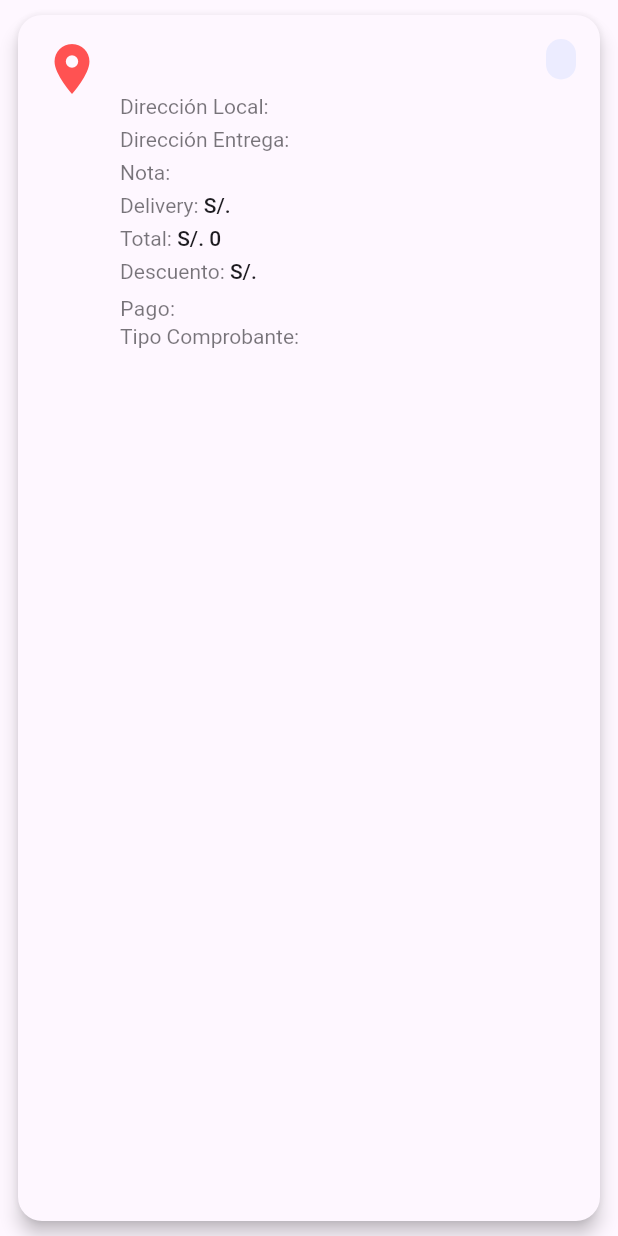
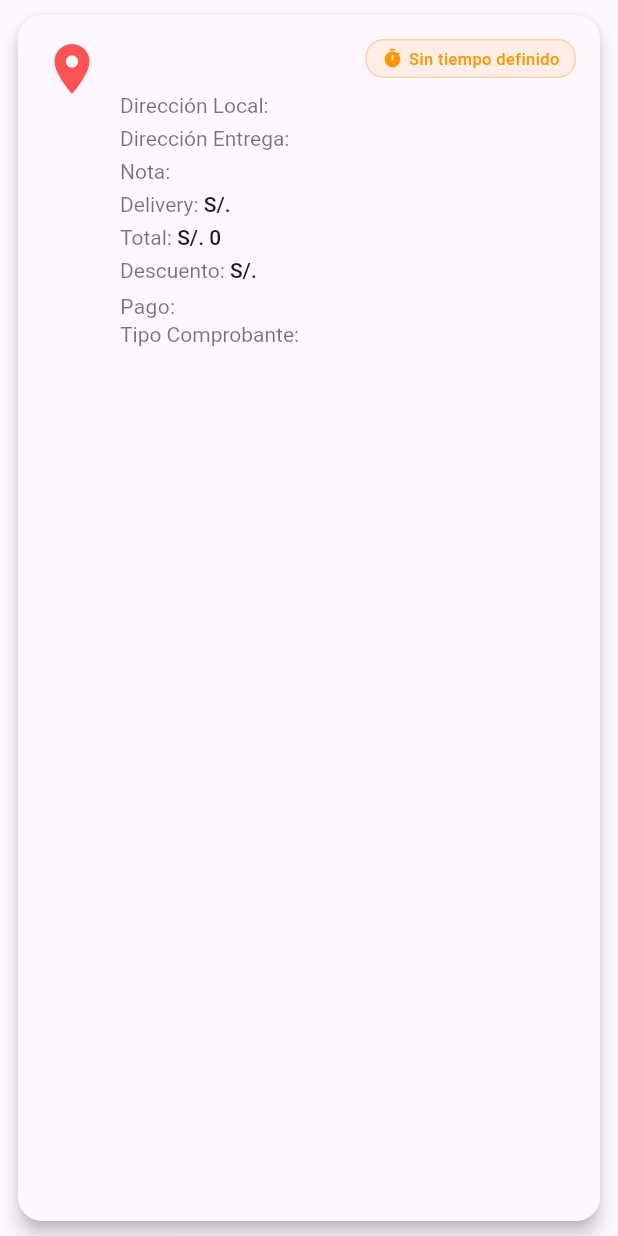
Before and after one commit to Yuri-cmd/truelovebiker, a Flutter app: the PedidoCard widget shown alone on an empty page, opened directly with empty values, on a phone screen of 412 x 824 dp. Run offline on Flutter 3.47's test engine with Material 3 defaults, Android fonts, the phone set to English and light mode, and no system bars; our stand-ins replace animate_do, dio, firebase_core, firebase_messaging, flutter_local_notifications, flutter_map and 5 more; missing offline and left inert: screen_protector; accounts and stored records are empty; network calls fail.

Commit message:
feat: Enhance PedidoCard with timer functionality and improved time display

```diff
--- a/lib/components/pedidos_card.dart
+++ b/lib/components/pedidos_card.dart
@@ -1,18 +1,104 @@
+import 'dart:async';
 import 'package:flutter/material.dart';
 import 'package:truelovebiker/helpers/image_helper.dart';
 
-class PedidoCard extends StatelessWidget {
+class PedidoCard extends StatefulWidget {
   final Map<String, dynamic> pedido;
   final VoidCallback onTap;
 
   const PedidoCard({super.key, required this.pedido, required this.onTap});
 
   @override
+  State<PedidoCard> createState() => _PedidoCardState();
+}
+
+class _PedidoCardState extends State<PedidoCard> {
+  Timer? _counterTimer;
+
+  @override
+  void initState() {
+    super.initState();
+    // Actualizar el contador cada minuto
+    _counterTimer = Timer.periodic(const Duration(minutes: 1), (timer) {
+      if (mounted) {
+        setState(() {
+          // Forzar rebuild para actualizar el tiempo restante
+        });
+      }
+    });
+  }
+
+  @override
+  void dispose() {
+    _counterTimer?.cancel();
+    super.dispose();
+  }
+
+  String _formatearTiempoRestante(String? fechaInicio, dynamic tiempoDuracion) {
+    if (fechaInicio == null || fechaInicio.isEmpty || tiempoDuracion == null) {
+      return 'Sin tiempo definido';
+    }
+
+    try {
+      // Parsear la fecha de inicio
+      DateTime fechaInicioDateTime;
+
+      // Intentar diferentes formatos de fecha
+      try {
+        fechaInicioDateTime = DateTime.parse(fechaInicio);
+      } catch (e) {
+        // Si falla, intentar con formato personalizado o usar la fecha actual
+        return 'Formato de fecha inválido';
+      }
+
+      DateTime ahora = DateTime.now();
+
+      // Convertir duración a minutos
+      int duracionMinutos = 0;
+      if (tiempoDuracion is String) {
+        duracionMinutos = int.tryParse(tiempoDuracion) ?? 0;
+      } else if (tiempoDuracion is int) {
+        duracionMinutos = tiempoDuracion;
+      } else if (tiempoDuracion is double) {
+        duracionMinutos = tiempoDuracion.round();
+      }
+
+      if (duracionMinutos <= 0) return 'Sin tiempo definido';
+
+      // Calcular tiempo transcurrido desde el inicio
+      Duration tiempoTranscurrido = ahora.difference(fechaInicioDateTime);
+      int minutosTranscurridos = tiempoTranscurrido.inMinutes;
+
+      // Calcular tiempo restante
+      int minutosRestantes = duracionMinutos - minutosTranscurridos;
+
+      if (minutosRestantes <= 0) {
+        return 'Tiempo vencido';
+      }
+
+      // Formatear tiempo restante
+      if (minutosRestantes < 60) {
+        return '${minutosRestantes}m restantes';
+      } else {
+        int horas = minutosRestantes ~/ 60;
+        int minutos = minutosRestantes % 60;
+        if (minutos > 0) {
+          return '${horas}h ${minutos}m restantes';
+        } else {
+          return '${horas}h restantes';
+        }
+      }
+    } catch (e) {
+      return 'Error de tiempo';
+    }
+  }
+
+  @override
   Widget build(BuildContext context) {
     final colorScheme = Theme.of(context).colorScheme;
 
     return GestureDetector(
-      onTap: onTap,
+      onTap: widget.onTap,
       child: Card(
         margin: const EdgeInsets.symmetric(vertical: 10, horizontal: 12),
         elevation: 5,
@@ -35,7 +121,7 @@ class PedidoCard extends StatelessWidget {
                       children: [
                         Expanded(
                           child: Text(
-                            pedido['local'] ?? 'Sin nombre',
+                            widget.pedido['local'] ?? 'Sin nombre',
                             style: TextStyle(
                               fontSize: 18,
                               fontWeight: FontWeight.bold,
@@ -44,6 +130,48 @@ class PedidoCard extends StatelessWidget {
                             overflow: TextOverflow.ellipsis,
                           ),
                         ),
+                        // Mostrar tiempo restante si hay fecha de inicio
+                        if (widget.pedido['fecha_inicio'] != null || widget.pedido['actualizado'] != null)
+                          Container(
+                            padding: const EdgeInsets.symmetric(
+                              horizontal: 10,
+                              vertical: 4,
+                            ),
+                            decoration: BoxDecoration(
+                              color: Colors.orange.withAlpha(
+                                (0.1 * 255).toInt(),
+                              ),
+                              borderRadius: BorderRadius.circular(12),
+                              border: Border.all(
+                                color: Colors.orange.withAlpha((0.3 * 255).toInt()),
+                              ),
+                            ),
+                            child: Row(
+                              mainAxisSize: MainAxisSize.min,
+                              children: [
+                                const Icon(
+                                  Icons.timer,
+                                  size: 14,
+                                  color: Colors.orange,
+                                ),
+                                const SizedBox(width: 4),
+                                Text(
+                                  _formatearTiempoRestante(
+                                    widget.pedido['fecha_inicio']?.toString() ??
+                                    widget.pedido['actualizado']?.toString(),
+                                    widget.pedido['tiempo'],
+                                  ),
+                                  style: const TextStyle(
+                                    fontSize: 11,
+                                    fontWeight: FontWeight.w500,
+                                    color: Colors.orange,
+                                  ),
+                                ),
+                              ],
+                            ),
+                          )
+                        else
+                          // Fallback: mostrar tiempo estimado original
                           Container(
                             padding: const EdgeInsets.symmetric(
                               horizontal: 10,
@@ -56,8 +184,8 @@ class PedidoCard extends StatelessWidget {
                               borderRadius: BorderRadius.circular(12),
                             ),
                             child: Text(
-                            pedido['tiempo'].toString(),
-                            style: TextStyle(
+                              '${widget.pedido['tiempo'] ?? '0'}m estimado',
+                              style: const TextStyle(
                                 fontSize: 13,
                                 fontWeight: FontWeight.bold,
                                 color: Colors.blueAccent,
@@ -71,28 +199,28 @@ class PedidoCard extends StatelessWidget {
                     _buildInfoLine(
                       context,
                       'Dirección Local',
-                      pedido['direccion_local'],
+                      widget.pedido['direccion_local'],
                     ),
                     _buildInfoLine(
                       context,
                       'Dirección Entrega',
-                      pedido['direccion_entrega'],
+                      widget.pedido['direccion_entrega'],
                     ),
-                    _buildInfoLine(context, 'Nota', pedido['nota']),
+                    _buildInfoLine(context, 'Nota', widget.pedido['nota']),
                     _buildInfoLine(
                       context,
                       'Delivery',
-                      'S/. ${pedido['precio_delivery']}',
+                      'S/. ${widget.pedido['precio_delivery']}',
                     ),
                     _buildInfoLine(
                       context,
                       'Total',
-                      'S/. ${pedido['total'].toString()}',
+                      'S/. ${widget.pedido['total'].toString()}',
                     ),
                     _buildInfoLine(
                       context,
                       'Descuento',
-                      'S/. ${pedido['descuento'].toString()}',
+                      'S/. ${widget.pedido['descuento'].toString()}',
                     ),
                     /// Método de pago + ícono
                     Row(
@@ -107,7 +235,7 @@ class PedidoCard extends StatelessWidget {
                           ),
                         ),
                         Text(
-                          pedido['tipoPago'] ?? 'N/A',
+                          widget.pedido['tipoPago'] ?? 'N/A',
                           style: TextStyle(
                             fontSize: 14,
                             fontWeight: FontWeight.w500,
@@ -115,13 +243,13 @@ class PedidoCard extends StatelessWidget {
                           ),
                         ),
                         const SizedBox(width: 6),
-                        getMetodoPagoImage(pedido['tipoPago']),
+                        getMetodoPagoImage(widget.pedido['tipoPago']),
                       ],
                     ),
                     _buildInfoLine(
                       context,
                       'Tipo Comprobante',
-                      pedido['tipo_comprobante'].toString(),
+                      widget.pedido['tipo_comprobante'].toString(),
                     ),
                   ],
                 ),
```
Lines whose indentation alone changed are shown as unchanged.
